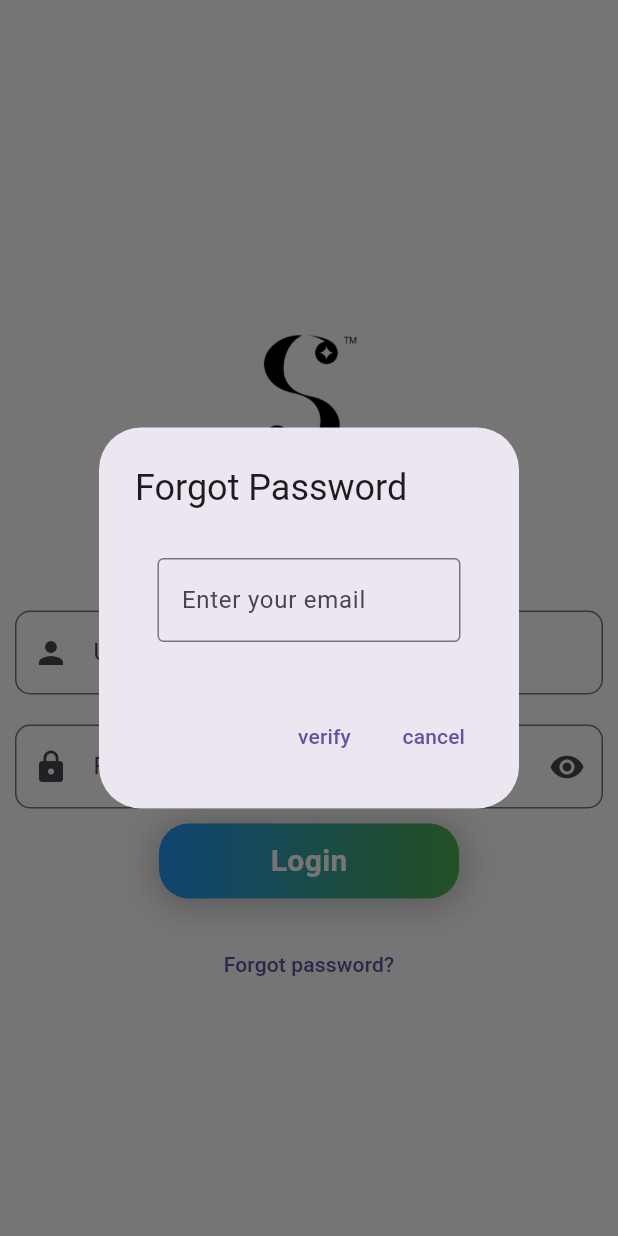
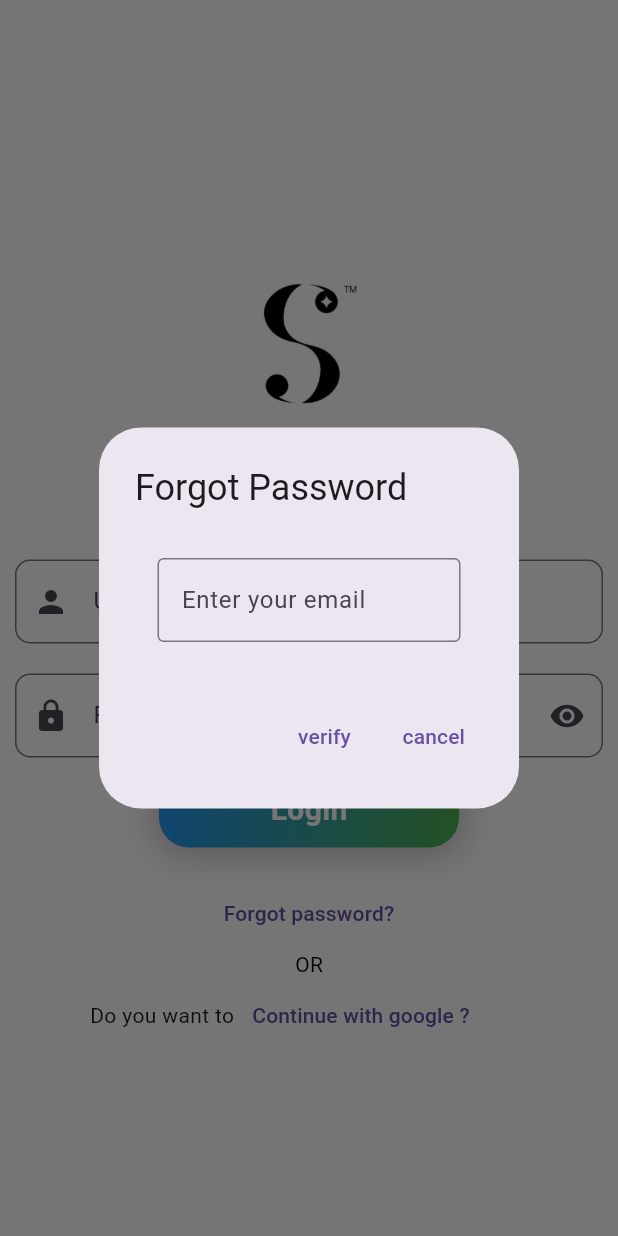
Before and after one commit to AbhishekValiyapurakkal/silkspaceadminApp, a Flutter app: the screen it shows after launch, after a tap on "Forgot password?", on a phone screen of 412 x 824 dp. Run offline on Flutter 3.47's test engine with Material 3 defaults, Android fonts, the phone set to English and light mode, and no system bars; our stand-ins replace cloud_firestore, firebase_auth, firebase_core, firebase_storage, google_fonts, google_sign_in and 2 more; accounts and stored records are empty.

Commit message:
google sign in done

```diff
--- a/lib/presentation/login/Loginpage.dart
+++ b/lib/presentation/login/Loginpage.dart
@@ -3,8 +3,10 @@ import 'package:flutter/cupertino.dart';
 import 'package:flutter/material.dart';
 import 'package:google_fonts/google_fonts.dart';
 import 'package:google_sign_in/google_sign_in.dart';
+import 'package:shared_preferences/shared_preferences.dart';
 import 'package:silkspaceadmin/Buttons/buttons.dart';
 import 'package:silkspaceadmin/presentation/home/Homepage.dart';
+
 class Loginpage extends StatefulWidget {
   const Loginpage({super.key});
 
@@ -23,23 +25,22 @@ class _LoginpageState extends State<Loginpage> {
     try {
       await FirebaseAuth.instance.signInWithEmailAndPassword(
           email: email.text, password: password.text);
-      // SharedPreferences preferences = await SharedPreferences.getInstance();
-      // preferences.setBool('login', true);
       Navigator.push(
           context,
           MaterialPageRoute(
-            builder: (context) => homepage(),
+            builder: (context) => const homepage(),
           ));
     } catch (e) {
       print(e);
       showDialog(
         context: context,
         builder: (context) => AlertDialog(
-          title: Text("ALERT !"),
+          title: const Text("ALERT !"),
           content: Text(e.toString()),
           actions: [
             TextButton(
-                onPressed: () => Navigator.pop(context), child: Text("OK"))
+                onPressed: () => Navigator.pop(context),
+                child: const Text("OK"))
           ],
         ),
       );
@@ -54,33 +55,34 @@ class _LoginpageState extends State<Loginpage> {
       showDialog(
         context: context,
         builder: (context) => AlertDialog(
-          title: Text("ALERT !"),
+          title: const Text("ALERT !"),
           content: Text(e.toString()),
           actions: [
             TextButton(
-                onPressed: () => Navigator.pop(context), child: Text("OK"))
+                onPressed: () => Navigator.pop(context),
+                child: const Text("OK"))
           ],
         ),
       );
     }
   }
 
-  // Future googlesignin() async {
-  //   final google = GoogleSignIn();
-  //   final user = await google.signIn().catchError((error) {});
-  //   if (user == null) return;
-  //   final auth = await user.authentication;
-  //   final credential = await GoogleAuthProvider.credential(
-  //       accessToken: auth.accessToken, idToken: auth.idToken);
-  //   await FirebaseAuth.instance.signInWithCredential(credential);
-  //   SharedPreferences preferences = await SharedPreferences.getInstance();
-  //   preferences.setBool('login', true);
-  //   Navigator.push(
-  //       context,
-  //       MaterialPageRoute(
-  //         builder: (context) => btmnav(),
-  //       ));
-  // }
+  Future googlesignin() async {
+    final google = GoogleSignIn();
+    final user = await google.signIn().catchError((error) {});
+    if (user == null) return;
+    final auth = await user.authentication;
+    final credential = await GoogleAuthProvider.credential(
+        accessToken: auth.accessToken, idToken: auth.idToken);
+    await FirebaseAuth.instance.signInWithCredential(credential);
+    SharedPreferences preferences = await SharedPreferences.getInstance();
+    preferences.setBool('login', true);
+    Navigator.push(
+        context,
+        MaterialPageRoute(
+          builder: (context) => const homepage(),
+        ));
+  }
 
   @override
   Widget build(BuildContext context) {
@@ -91,14 +93,13 @@ class _LoginpageState extends State<Loginpage> {
           child: SingleChildScrollView(
             child: Column(
               children: [
-                SizedBox(
+                const SizedBox(
                   height: 50,
                 ),
                 Container(
                     height: 110,
                     width: 100,
-                    //color: Colors.blue,
-                    child: Center(
+                    child: const Center(
                         child: Image(
                       image: AssetImage("lib/images/Designer.png"),
                       fit: BoxFit.fill,
@@ -116,13 +117,13 @@ class _LoginpageState extends State<Loginpage> {
                               fontWeight: FontWeight.w600,
                               fontSize: 35,
                               shadows: [
-                                Shadow(
+                                const Shadow(
                                     color: Colors.grey,
                                     offset: Offset(0, 2),
                                     blurRadius: 5)
                               ]),
                         ),
-                        Text(
+                        const Text(
                           "Enter your credential to login",
                           style: TextStyle(
                               fontSize: 15, fontWeight: FontWeight.w500),
@@ -139,7 +140,7 @@ class _LoginpageState extends State<Loginpage> {
                       border: OutlineInputBorder(
                           borderRadius: BorderRadius.circular(10)),
                       fillColor: Colors.grey,
-                      prefixIcon: Icon(Icons.person),
+                      prefixIcon: const Icon(Icons.person),
                       labelText: 'Username',
                     ),
                   ),
@@ -153,7 +154,7 @@ class _LoginpageState extends State<Loginpage> {
                       border: OutlineInputBorder(
                           borderRadius: BorderRadius.circular(10)),
                       fillColor: Colors.grey,
-                      prefixIcon: Icon(Icons.lock),
+                      prefixIcon: const Icon(Icons.lock),
                       suffixIcon: IconButton(
                           onPressed: () {
                             setState(() {
@@ -174,7 +175,7 @@ class _LoginpageState extends State<Loginpage> {
                     },
                     height: 50,
                     width: 220),
-                SizedBox(
+                const SizedBox(
                   height: 20,
                 ),
                 TextButton(
@@ -182,12 +183,12 @@ class _LoginpageState extends State<Loginpage> {
                       showDialog(
                           context: context,
                           builder: (BuildContext) => AlertDialog(
-                                title: Text('Forgot Password'),
+                                title: const Text('Forgot Password'),
                                 content: Padding(
                                   padding: const EdgeInsets.all(15.0),
                                   child: TextField(
                                     controller: forgotpassword,
-                                    decoration: InputDecoration(
+                                    decoration: const InputDecoration(
                                         hintText: "Enter your email",
                                         border: OutlineInputBorder(
                                             borderSide: BorderSide(
@@ -200,48 +201,33 @@ class _LoginpageState extends State<Loginpage> {
                                         forgot();
                                         Navigator.pop(context);
                                       },
-                                      child: Text('verify')),
+                                      child: const Text('verify')),
                                   TextButton(
                                       onPressed: () {
                                         Navigator.pop(context);
                                       },
-                                      child: Text('cancel'))
+                                      child: const Text('cancel'))
                                 ],
                               ));
                     },
-                    child: Text("Forgot password?")),
-                // Text("OR"),
-                // Row(
-                //   children: [
-                //     SizedBox(
-                //       width: 60,
-                //     ),
-                //     Text("Do you want to"),
-                //     TextButton(
-                //         onPressed: () {
-                //           googlesignin();
-                //         },
-                //         child: Text("Continue with google ?"))
-                //   ],
-                // ),
-                // SizedBox(
-                //   height: 5,
-                // ),
-                // Row(
-                //   children: [
-                //     SizedBox(width: 80),
-                //     Text("Don't have an account?"),
-                //     TextButton(
-                //         onPressed: () {
-                //           Navigator.push(
-                //               context,
-                //               MaterialPageRoute(
-                //                 builder: (context) => Signup(),
-                //               ));
-                //         },
-                //         child: Text("Sign up"))
-                //   ],
-                // )
+                    child: const Text("Forgot password?")),
+                Text(
+                  "OR",
+                  style: TextStyle(color: Colors.black),
+                ),
+                Row(
+                  children: [
+                    const SizedBox(
+                      width: 60,
+                    ),
+                    const Text("Do you want to"),
+                    TextButton(
+                        onPressed: () {
+                          googlesignin();
+                        },
+                        child: const Text("Continue with google ?"))
+                  ],
+                ),
               ],
             ),
           ),
--- a/pubspec.yaml
+++ b/pubspec.yaml
@@ -40,10 +40,10 @@ dependencies:
   firebase_storage:
   google_fonts: ^6.2.1
   firebase_auth:
-  google_sign_in:
   provider: ^6.1.2
   image_picker: ^1.1.2
   shared_preferences: ^2.3.2
+  google_sign_in: ^6.2.1
 
 dev_dependencies:
   flutter_test:
```
Also changed, not shown: lib/global_variables.dart (+5 -3 lines), lib/presentation/add/Addproducts.dart (+10 -8 lines), lib/presentation/login/Userspage.dart (+11 -12 lines), pubspec.lock, 126 other files.
